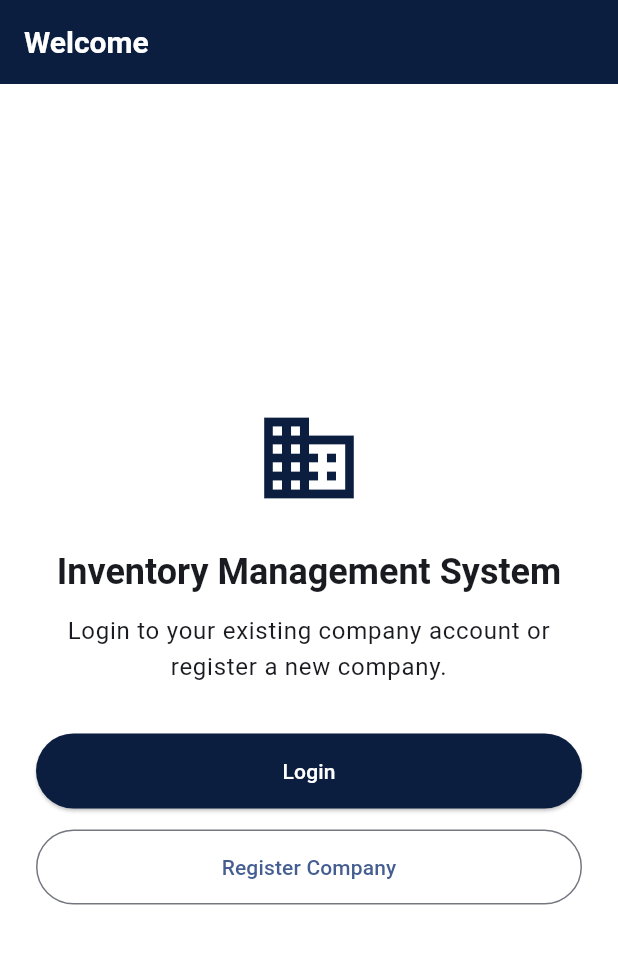
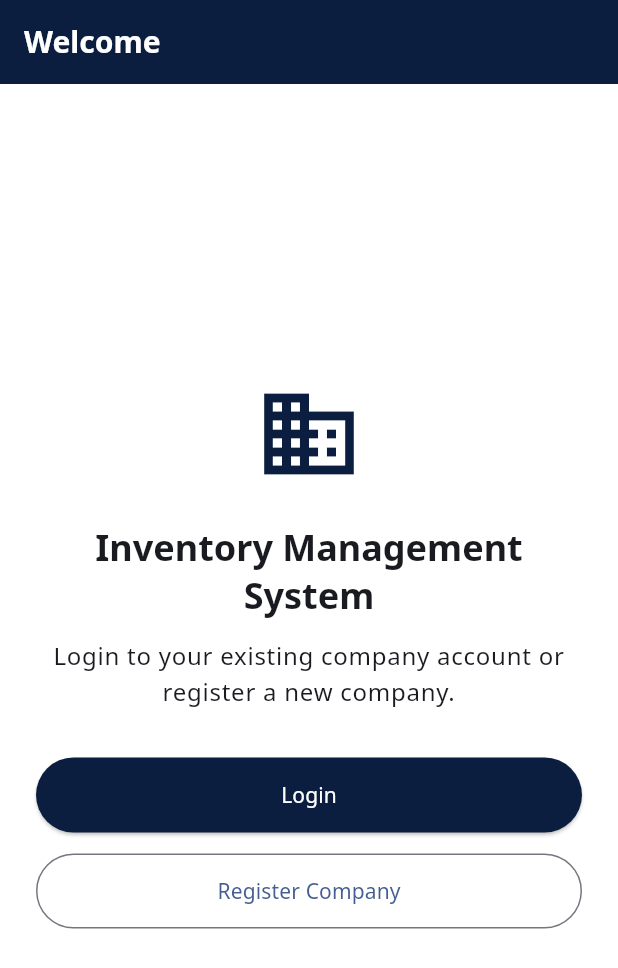
Before and after one commit to rkatsiari/stockio_hub, a Flutter app: the screen it shows after launch, on a phone screen of 412 x 824 dp. Shown: the top 968 px of the screen. Run offline on Flutter 3.47's test engine with Material 3 defaults, Android fonts, the phone set to English and light mode, and no system bars; our stand-ins replace cloud_firestore, cloud_functions, connectivity_plus, firebase_auth, firebase_core, firebase_storage and 4 more; missing offline and left inert: syncfusion_flutter_xlsio; accounts and stored records are empty.

Commit message:
font consistency and ios name

```diff
--- a/lib/main.dart
+++ b/lib/main.dart
@@ -79,6 +79,7 @@ class MyApp extends StatelessWidget {
       debugShowCheckedModeBanner: false,
       title: 'Inventory Management',
       theme: ThemeData(
+        fontFamily: 'NotoSans',
         colorScheme: ColorScheme.fromSeed(
           seedColor: const Color(0xff0B1E40),
         ),
@@ -87,6 +88,7 @@ class MyApp extends StatelessWidget {
           backgroundColor: Color(0xff0B1E40),
           iconTheme: IconThemeData(color: Colors.white),
           titleTextStyle: TextStyle(
+            fontFamily: 'NotoSans',
             color: Colors.white,
             fontSize: 20,
             fontWeight: FontWeight.w600,
```
Also changed, not shown: pubspec.yaml (+8 -0 lines), 1 other file.
